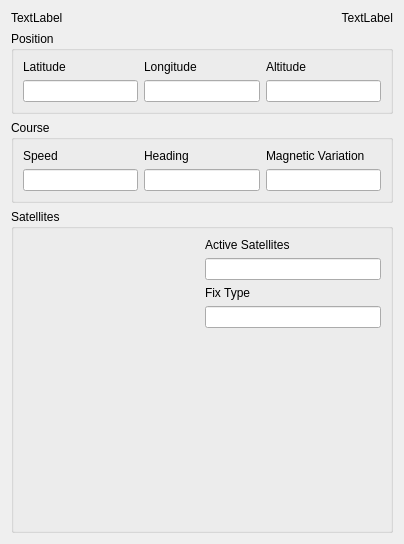
openstreetmap/merkaartor, file GPS/qgpsmainwindowui.ui: the form before one commit.
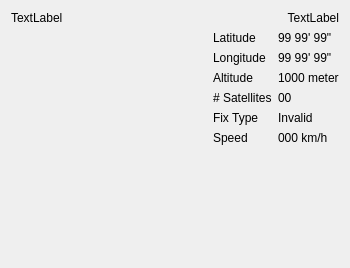
The form after the commit. Custom widgets are drawn as their Qt base class.

Commit message: FIX : make the heading appear in the satellite tracker FIX : make the GPS dock smaller

What changed in the file:
```diff
--- a/GPS/qgpsmainwindowui.ui
+++ b/GPS/qgpsmainwindowui.ui
@@ -5,14 +5,14 @@
    <rect>
     <x>0</x>
     <y>0</y>
-    <width>404</width>
-    <height>544</height>
+    <width>350</width>
+    <height>268</height>
    </rect>
   </property>
   <property name="windowTitle" >
    <string>Form</string>
   </property>
-  <layout class="QVBoxLayout" name="verticalLayout" >
+  <layout class="QVBoxLayout" name="verticalLayout_2" >
    <item>
     <layout class="QHBoxLayout" name="horizontalLayout_4" >
      <item>
@@ -35,163 +35,11 @@
     </layout>
    </item>
    <item>
-    <widget class="QGroupBox" name="grpPosition" >
-     <property name="title" >
-      <string>Position</string>
-     </property>
      <layout class="QHBoxLayout" name="horizontalLayout" >
       <item>
-       <layout class="QVBoxLayout" name="verticalLayout_4" >
-        <item>
-         <widget class="QLabel" name="textLabel1" >
-          <property name="text" >
-           <string>Latitude</string>
-          </property>
-          <property name="wordWrap" >
-           <bool>false</bool>
-          </property>
-         </widget>
-        </item>
-        <item>
-         <widget class="QLineEdit" name="txtLatitude" >
-          <property name="readOnly" >
-           <bool>true</bool>
-          </property>
-         </widget>
-        </item>
-       </layout>
-      </item>
-      <item>
-       <layout class="QVBoxLayout" name="verticalLayout_5" >
-        <item>
-         <widget class="QLabel" name="textLabel2" >
-          <property name="text" >
-           <string>Longitude</string>
-          </property>
-          <property name="wordWrap" >
-           <bool>false</bool>
-          </property>
-         </widget>
-        </item>
-        <item>
-         <widget class="QLineEdit" name="txtLongitude" />
-        </item>
-       </layout>
-      </item>
-      <item>
-       <layout class="QVBoxLayout" name="verticalLayout_6" >
-        <item>
-         <widget class="QLabel" name="textLabel3" >
-          <property name="text" >
-           <string>Altitude</string>
-          </property>
-          <property name="wordWrap" >
-           <bool>false</bool>
-          </property>
-         </widget>
-        </item>
-        <item>
-         <widget class="QLineEdit" name="txtAltitude" >
-          <property name="readOnly" >
-           <bool>true</bool>
-          </property>
-         </widget>
-        </item>
-       </layout>
-      </item>
-     </layout>
-    </widget>
-   </item>
-   <item>
-    <widget class="QGroupBox" name="groupBox2" >
-     <property name="title" >
-      <string>Course</string>
-     </property>
-     <layout class="QHBoxLayout" name="horizontalLayout_2" >
-      <item>
-       <layout class="QVBoxLayout" name="verticalLayout_7" >
-        <item>
-         <widget class="QLabel" name="textLabel4" >
-          <property name="text" >
-           <string>Speed</string>
-          </property>
-          <property name="wordWrap" >
-           <bool>false</bool>
-          </property>
-         </widget>
-        </item>
-        <item>
-         <widget class="QLineEdit" name="txtSpeed" >
-          <property name="readOnly" >
-           <bool>true</bool>
-          </property>
-         </widget>
-        </item>
-       </layout>
-      </item>
-      <item>
-       <layout class="QVBoxLayout" name="verticalLayout_8" >
-        <item>
-         <widget class="QLabel" name="textLabel5" >
-          <property name="text" >
-           <string>Heading</string>
-          </property>
-          <property name="wordWrap" >
-           <bool>false</bool>
-          </property>
-         </widget>
-        </item>
-        <item>
-         <widget class="QLineEdit" name="txtHeading" >
-          <property name="readOnly" >
-           <bool>true</bool>
-          </property>
-         </widget>
-        </item>
-       </layout>
-      </item>
-      <item>
-       <layout class="QVBoxLayout" name="verticalLayout_9" >
-        <item>
-         <widget class="QLabel" name="textLabel6" >
-          <property name="text" >
-           <string>Magnetic Variation</string>
-          </property>
-          <property name="wordWrap" >
-           <bool>false</bool>
-          </property>
-         </widget>
-        </item>
-        <item>
-         <widget class="QLineEdit" name="txtVariation" >
-          <property name="readOnly" >
-           <bool>true</bool>
-          </property>
-         </widget>
-        </item>
-       </layout>
-      </item>
-     </layout>
-    </widget>
-   </item>
-   <item>
-    <widget class="QGroupBox" name="groupBox4" >
-     <property name="minimumSize" >
-      <size>
-       <width>0</width>
-       <height>300</height>
-      </size>
-     </property>
-     <property name="title" >
-      <string>Satellites</string>
-     </property>
-     <layout class="QVBoxLayout" name="verticalLayout_12" >
-      <item>
-       <layout class="QHBoxLayout" name="horizontalLayout_3" >
-        <item>
          <widget class="QGPSSatelliteTracker" native="1" name="satTracker" >
           <property name="sizePolicy" >
-           <sizepolicy vsizetype="Expanding" hsizetype="Expanding" >
+        <sizepolicy vsizetype="Minimum" hsizetype="Expanding" >
             <horstretch>0</horstretch>
             <verstretch>0</verstretch>
            </sizepolicy>
@@ -205,30 +53,68 @@
          </widget>
         </item>
         <item>
-         <layout class="QVBoxLayout" name="verticalLayout_3" >
+      <layout class="QVBoxLayout" name="verticalLayout" >
           <item>
-           <layout class="QVBoxLayout" name="verticalLayout_2" >
-            <item>
+        <layout class="QGridLayout" name="gridLayout" >
+         <item row="0" column="1" >
+          <widget class="QLabel" name="txtLatitude" >
+           <property name="text" >
+            <string>99 99' 99"</string>
+           </property>
+          </widget>
+         </item>
+         <item row="1" column="0" >
+          <widget class="QLabel" name="textLabel2" >
+           <property name="text" >
+            <string>Longitude</string>
+           </property>
+           <property name="wordWrap" >
+            <bool>false</bool>
+           </property>
+          </widget>
+         </item>
+         <item row="1" column="1" >
+          <widget class="QLabel" name="txtLongitude" >
+           <property name="text" >
+            <string>99 99' 99"</string>
+           </property>
+          </widget>
+         </item>
+         <item row="2" column="0" >
+          <widget class="QLabel" name="textLabel3" >
+           <property name="text" >
+            <string>Altitude</string>
+           </property>
+           <property name="wordWrap" >
+            <bool>false</bool>
+           </property>
+          </widget>
+         </item>
+         <item row="2" column="1" >
+          <widget class="QLabel" name="txtAltitude" >
+           <property name="text" >
+            <string>1000 meter</string>
+           </property>
+          </widget>
+         </item>
+         <item row="3" column="0" >
              <widget class="QLabel" name="textLabel1_2" >
               <property name="text" >
-               <string>Active Satellites</string>
+            <string># Satellites</string>
               </property>
               <property name="wordWrap" >
                <bool>false</bool>
               </property>
              </widget>
             </item>
-            <item>
-             <widget class="QLineEdit" name="txtNumSats" >
-              <property name="minimumSize" >
-               <size>
-                <width>50</width>
-                <height>0</height>
-               </size>
+         <item row="3" column="1" >
+          <widget class="QLabel" name="txtNumSats" >
+           <property name="text" >
+            <string>00</string>
               </property>
              </widget>
             </item>
-            <item>
+         <item row="4" column="0" >
              <widget class="QLabel" name="textLabel2_2" >
               <property name="text" >
                <string>Fix Type</string>
@@ -238,20 +124,61 @@
               </property>
              </widget>
             </item>
+         <item row="4" column="1" >
+          <widget class="QLabel" name="txtFixType" >
+           <property name="text" >
+            <string>Invalid</string>
+           </property>
+          </widget>
+         </item>
+         <item row="5" column="0" >
+          <widget class="QLabel" name="textLabel4" >
+           <property name="text" >
+            <string>Speed</string>
+           </property>
+           <property name="wordWrap" >
+            <bool>false</bool>
+           </property>
+          </widget>
+         </item>
+         <item row="5" column="1" >
+          <widget class="QLabel" name="txtSpeed" >
+           <property name="text" >
+            <string>000 km/h</string>
+           </property>
+          </widget>
+         </item>
+         <item row="0" column="0" >
+          <widget class="QLabel" name="textLabel1" >
+           <property name="text" >
+            <string>Latitude</string>
+           </property>
+           <property name="wordWrap" >
+            <bool>false</bool>
+           </property>
+          </widget>
+         </item>
+        </layout>
+       </item>
+      </layout>
+     </item>
+    </layout>
+   </item>
             <item>
-             <widget class="QLineEdit" name="txtFixType" >
+    <widget class="SatelliteStrengthView" native="1" name="StrengthView" >
               <property name="minimumSize" >
                <size>
-                <width>50</width>
-                <height>0</height>
-               </size>
-              </property>
-              <property name="readOnly" >
-               <bool>true</bool>
-              </property>
-             </widget>
-            </item>
-           </layout>
+       <width>0</width>
+       <height>40</height>
+      </size>
+     </property>
+     <property name="maximumSize" >
+      <size>
+       <width>16777215</width>
+       <height>60</height>
+      </size>
+     </property>
+    </widget>
           </item>
           <item>
            <spacer name="verticalSpacer" >
@@ -260,28 +187,11 @@
             </property>
             <property name="sizeHint" stdset="0" >
              <size>
-              <width>132</width>
-              <height>13</height>
+       <width>20</width>
+       <height>40</height>
              </size>
             </property>
            </spacer>
-          </item>
-         </layout>
-        </item>
-       </layout>
-      </item>
-      <item>
-       <widget class="SatelliteStrengthView" native="1" name="StrengthView" >
-        <property name="minimumSize" >
-         <size>
-          <width>0</width>
-          <height>40</height>
-         </size>
-        </property>
-       </widget>
-      </item>
-     </layout>
-    </widget>
    </item>
   </layout>
  </widget>
```
Lines whose indentation alone changed are shown as unchanged. The commit also changes 6 other files.
